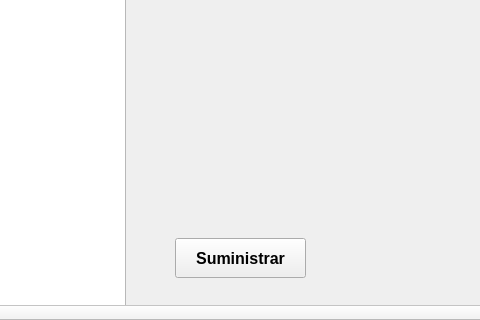
The window that recursos_graficos_y_logicos/elementos_graficos_ui/pantalla_vista_general_asistencia_alumnos.ui (Enmanuel-86/TELA-APP) describes before a commit, drawn with Qt 5; both pictures show x 387 to 867 and y 616 to 936 of the 1082 by 936 pixel window.
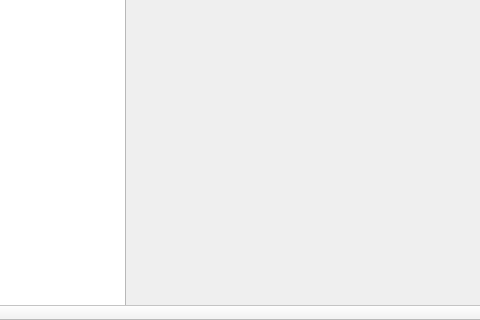
The same window after the commit. The open tabs and pages were chosen to show the change. Icons and pictures are not drawn.

Commit message: se cambio la posicion de un boton

Diff of the .ui file:
```diff
--- a/recursos_graficos_y_logicos/elementos_graficos_ui/pantalla_vista_general_asistencia_alumnos.ui
+++ b/recursos_graficos_y_logicos/elementos_graficos_ui/pantalla_vista_general_asistencia_alumnos.ui
@@ -40,8 +40,8 @@
      <widget class="QWidget" name="scrollAreaWidgetContents">
       <property name="geometry">
        <rect>
-        <x>0</x>
-        <y>0</y>
+        <x>-162</x>
+        <y>-180</y>
         <width>1235</width>
         <height>1097</height>
        </rect>
@@ -1600,7 +1600,7 @@
                     <property name="geometry">
                      <rect>
                       <x>500</x>
-                      <y>350</y>
+                      <y>520</y>
                       <width>131</width>
                       <height>40</height>
                      </rect>
```
Left out of the diff: 2 changed lines with no effect on the pictures. The commit also changes 1 other file.
